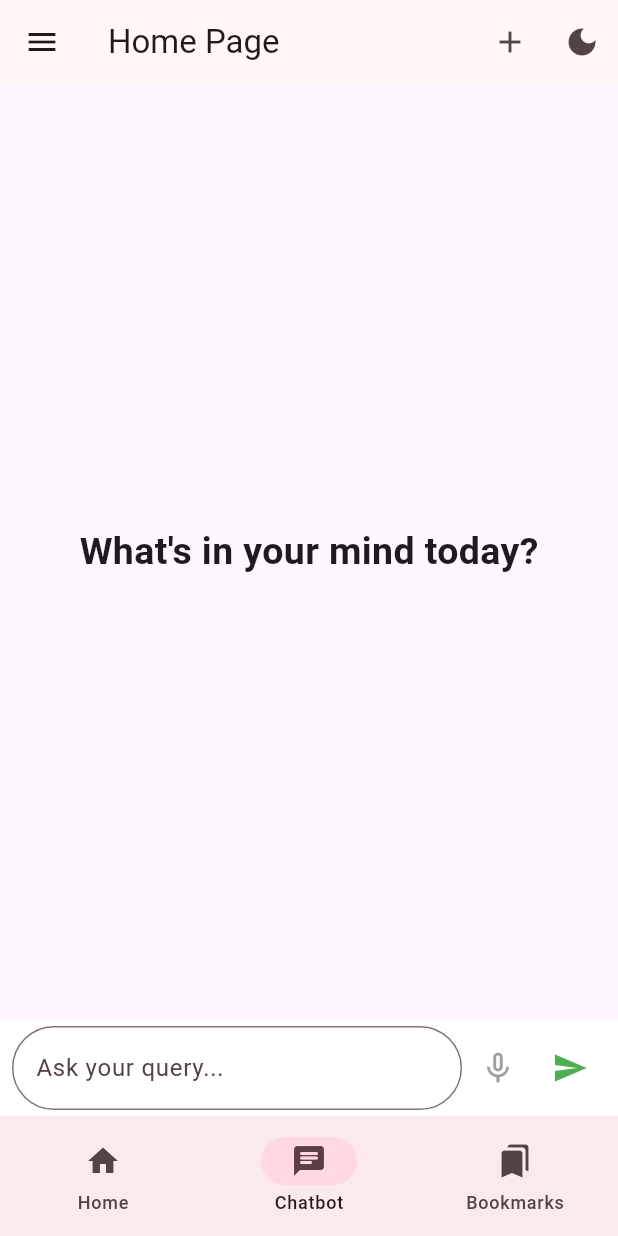
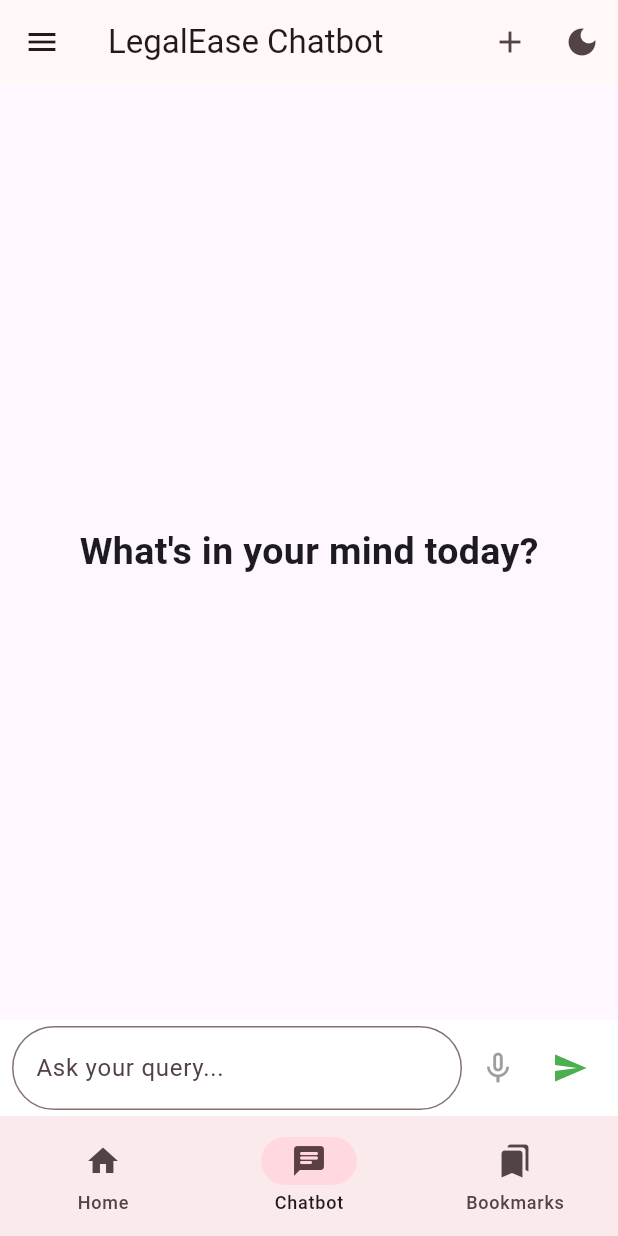
Before and after one commit to SoftwareEnggProjectsIITT/AppDevProject, a Flutter app: the screen it shows once a user with an empty profile is signed in, item 2 of the bottom bar chosen, on a phone screen of 412 x 824 dp. Run offline on Flutter 3.47's test engine with Material 3 defaults, Android fonts, the phone set to English and light mode, and no system bars; our stand-ins replace cloud_firestore, firebase_auth, firebase_core, firebase_database, flutter_linkify, flutter_riverpod and 7 more; accounts and stored records are empty; network calls fail.

Commit message:
Change Title in AppBar for different Screens

```diff
--- a/frontend/lib/widget_tree.dart
+++ b/frontend/lib/widget_tree.dart
@@ -7,7 +7,10 @@ import 'package:frontend/screens/home_page.dart';
 import 'package:frontend/widgets/bottom_navbar.dart';
 import 'package:frontend/widgets/main_drawer.dart';
 
+// List of pages to be displayed
 List<Widget> pages = [const HomePage(), const ChatbotPage(), const BookmarksPage()];
+// List of titles corresponding to each page
+List<String> pageTitles = ['Home Page', 'LegalEase Chatbot', 'Bookmarked Posts'];
 
 class WidgetTree extends StatefulWidget {
   const WidgetTree({super.key});
@@ -20,14 +23,15 @@ class _WidgetTreeState extends State<WidgetTree> {
   @override
   Widget build(BuildContext context) {
     return Scaffold(
+      body: ValueListenableBuilder<int>(
+        valueListenable: selectedPageNotifier,
+        builder: (context, selectedPage, child) {
+          return Scaffold(
             appBar: AppBar(
-        title: const Text('Home Page'),
-        // Use ValueListenableBuilder so AppBar actions update when selectedPageNotifier changes
+              // The title now dynamically changes based on the selected page
+              title: Text(pageTitles[selectedPage]),
               actions: [
-          ValueListenableBuilder<int>(
-            valueListenable: selectedPageNotifier,
-            builder: (context, selectedPage, _) {
-              return Row(
+                Row(
                   mainAxisSize: MainAxisSize.min,
                   children: [
                     if (selectedPage == 1)
@@ -47,22 +51,18 @@ class _WidgetTreeState extends State<WidgetTree> {
                       },
                     ),
                   ],
-              );
-            },
                 ),
               ],
             ),
             drawer: MainDrawer(),
-      body: ValueListenableBuilder<int>(
-        valueListenable: selectedPageNotifier,
-        builder: (context, selectedPage, child) {
-          return IndexedStack(
+            body: IndexedStack(
               index: selectedPage,
               children: pages,
+            ),
+            bottomNavigationBar: const BottomNavbar(),
           );
         },
       ),
-      bottomNavigationBar: BottomNavbar(),
     );
   }
 }
```
Lines whose indentation alone changed are shown as unchanged.
